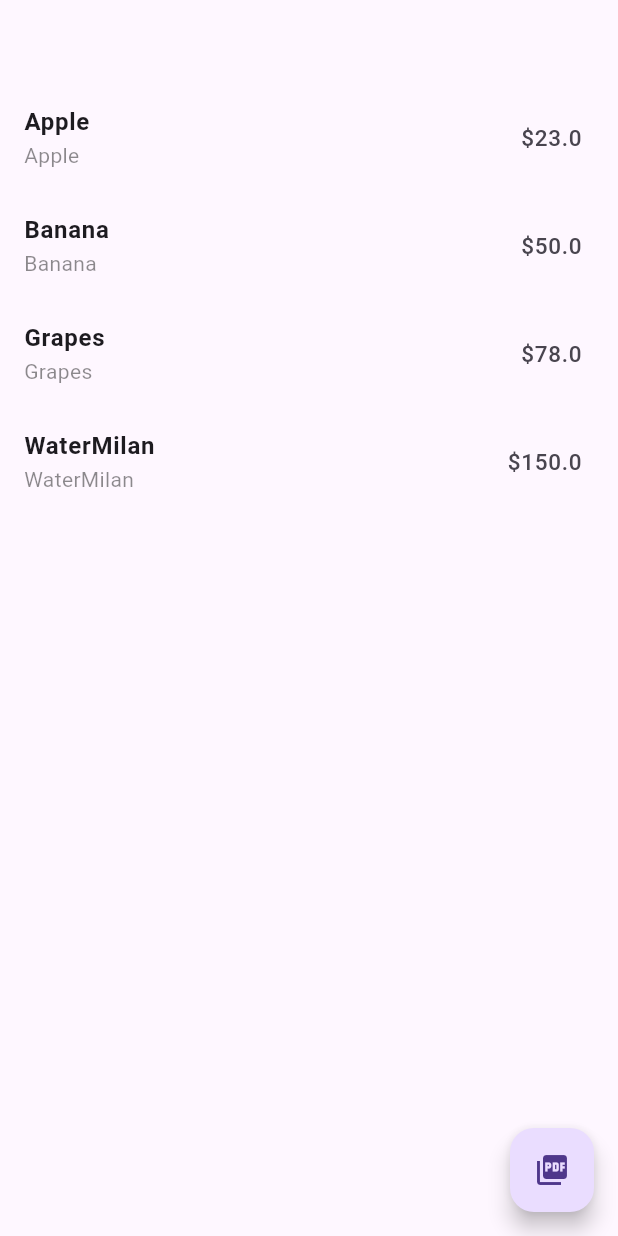
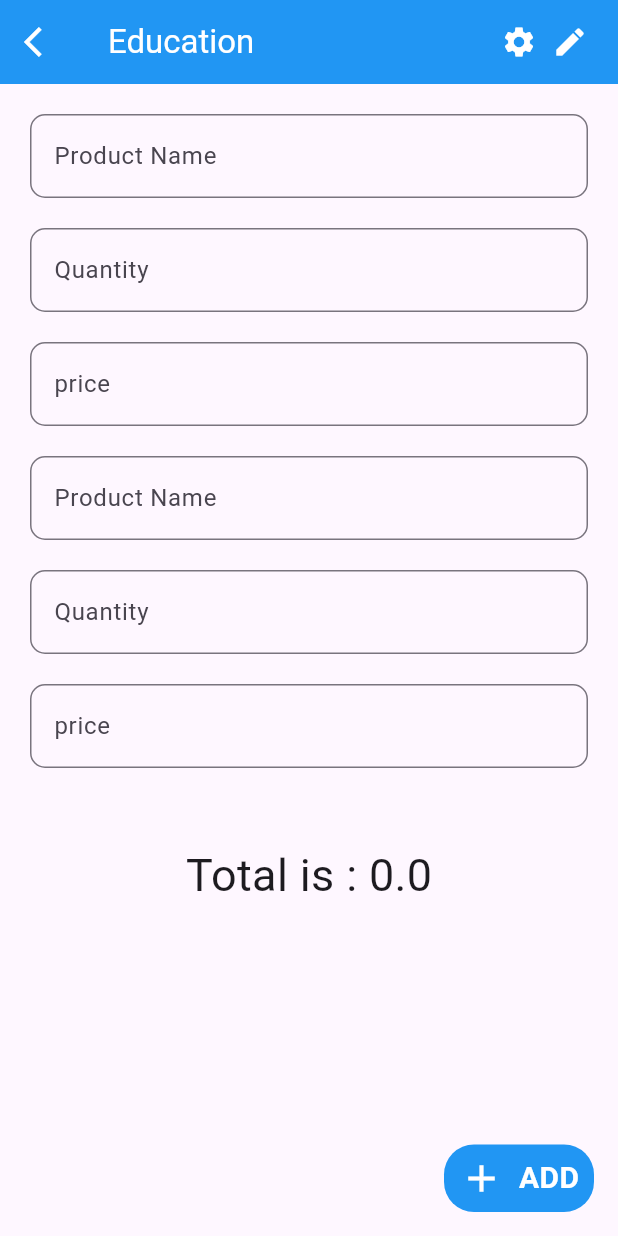
Before and after one commit to AishwaryaBaisane/invoice_generator, a Flutter app: the screen it shows after launch, on a phone screen of 412 x 824 dp. Run offline on Flutter 3.47's test engine with Material 3 defaults, Android fonts, the phone set to English and light mode, and no system bars; our stand-ins replace pdf, printing.

Commit message:
5-29-2024

```diff
--- /dev/null
+++ b/lib/home/homeScreen2.dart
@@ -0,0 +1,142 @@
+import 'package:flutter/cupertino.dart';
+import 'package:flutter/material.dart';
+import 'package:flutter/widgets.dart';
+
+class Education extends StatefulWidget {
+  const Education({super.key});
+
+  @override
+  State<Education> createState() => _EducationState();
+}
+
+TextEditingController txtPrice = TextEditingController();
+TextEditingController txtPrice1 = TextEditingController();
+TextEditingController txtQty = TextEditingController();
+TextEditingController txtProName = TextEditingController();
+
+class _EducationState extends State<Education> {
+  @override
+  Widget build(BuildContext context) {
+    double height = MediaQuery.of(context).size.height;
+    double width = MediaQuery.of(context).size.width;
+
+    return SafeArea(
+      child: Scaffold(
+        // backgroundColor: Color(0xfff1f1f1),
+        appBar: AppBar(
+          backgroundColor: Colors.blue,
+          title: Text(
+            'Education',
+            style: TextStyle(color: Colors.white),
+          ),
+          leading: InkWell(
+              onTap: () {
+                Navigator.of(context).pop();
+              },
+              child: Icon(
+                Icons.arrow_back_ios,
+                color: Colors.white,
+              )),
+          actions: [
+            Icon(
+              Icons.settings,
+              color: Colors.white,
+            ),
+            SizedBox(
+              width: 10,
+            ),
+            Icon(
+              Icons.edit,
+              color: Colors.white,
+            ),
+            SizedBox(
+              width: 20,
+            ),
+          ],
+        ),
+        body: SingleChildScrollView(
+          child: Center(
+            child: Padding(
+              padding: const EdgeInsets.all(20),
+              child: Column(
+                children: [
+                  buildTextField('Product Name', txtProName),
+                  SizedBox(height: 20,),
+                  buildTextField('Quantity', txtQty),
+                  SizedBox(height: 20,),
+                  buildTextField('price', txtPrice),
+                  SizedBox(height: 20,),
+                  buildTextField('Product Name', txtProName),
+                  SizedBox(height: 20,),
+                  buildTextField('Quantity', txtQty),
+                  SizedBox(height: 20,),
+                  buildTextField('price', txtPrice1),
+
+
+                  SizedBox(height: 50,),
+                  Text('Total is : $total',style: TextStyle(fontSize: 30),),
+                ],
+              ),
+            ),
+          ),
+        ),
+        floatingActionButton: GestureDetector(
+          onTap: () {
+            setState(() {
+              price = double.parse(txtPrice.text);
+              price1 = double.parse(txtPrice1.text);
+
+               total = price + price1;
+            });
+          },
+          child: Container(
+            height: 45,
+            width: 100,
+            decoration: BoxDecoration(
+              color: Colors.blue,
+              borderRadius: BorderRadius.circular(20),
+            ),
+            child: Row(
+              mainAxisAlignment: MainAxisAlignment.spaceEvenly,
+              children: [
+                Icon(
+                  Icons.add,
+                  size: 30,
+                  color: Colors.white,
+                ),
+                Text(
+                  'ADD',
+                  style: TextStyle(
+                      color: Colors.white,
+                      fontSize: 20,
+                      fontWeight: FontWeight.bold),
+                ),
+              ],
+            ),
+          ),
+        ),
+      ),
+    );
+  }
+
+  TextField buildTextField(String label, TextEditingController controller) {
+    return TextField(
+      keyboardType: TextInputType.number,
+      controller: controller,
+      decoration: InputDecoration(
+        border: OutlineInputBorder(borderRadius: BorderRadius.circular(10)),
+        hintText: label,
+      ),
+    );
+  }
+}
+
+double Course = 0;
+
+List Product_Price = [];
+
+List abc = [];
+
+double price = 0;
+double price1 = 0;
+double total =0;// int index =0;
--- a/lib/home/routs.dart
+++ b/lib/home/routs.dart
@@ -1,13 +1,17 @@
 import 'package:flutter/material.dart';
-import 'package:invoice_janrate/home/billScreen.dart';
 
+import 'billScreen.dart';
 import 'homeScreen.dart';
+import 'homeScreen2.dart';
 
 class AppRoutes {
 
   static Map<String, Widget Function(BuildContext)> routes =
   {
-    '/' : (context) => const HomeScreen(),
+    '/home' : (context) => const HomeScreen(),
     '/bill' : (context) => const BillScreen(),
+    '/' : (context) => const Education(),
+    // '/bill2' :(context) =>
+    // '/product' : (context) => const ,
   };
 }
```
Also changed, not shown: lib/home/homeScreen.dart (line endings or trailing spaces).
